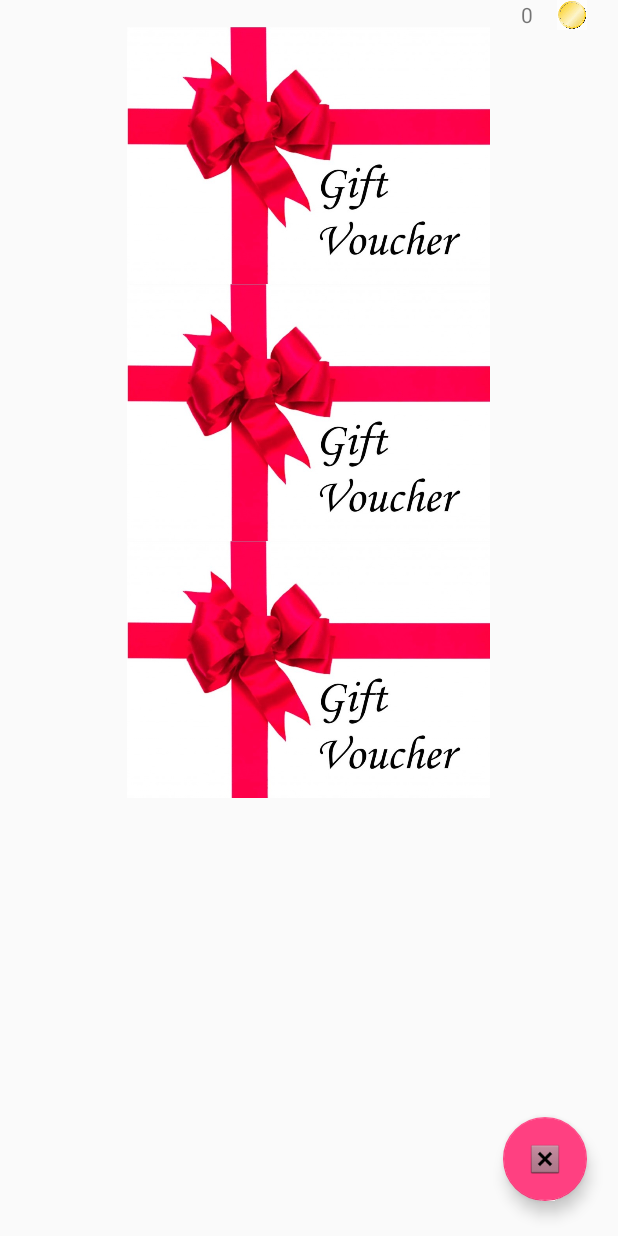
After one commit to alvindrakes/HealthcareApp, an Android app: the Store screen opened directly, with no data from a screen before it, on a phone screen of 412 x 824 dp. The commit adds this screen. Run offline under Robolectric (Android 15) with nearby library versions, the phone set to English and light mode, and no system bars.

Commit message:
Added store

```diff
--- a/app/src/main/AndroidManifest.xml
+++ b/app/src/main/AndroidManifest.xml
@@ -21,6 +21,9 @@
         <activity
             android:name=".SignupPage"
             android:screenOrientation="portrait" />
+        <activity
+            android:name=".Store"
+            android:screenOrientation="portrait" />
 
         <activity
             android:name=".StartPage"
--- a/app/src/main/java/com/alvindrakes/loginpage/MainActivity.java
+++ b/app/src/main/java/com/alvindrakes/loginpage/MainActivity.java
@@ -33,12 +33,12 @@ public class MainActivity extends AppCompatActivity {
 //        setSupportActionBar(toolbar);
 
 
-        FloatingActionButton fab = (FloatingActionButton) findViewById(R.id.fab);
+        FloatingActionButton fab = (FloatingActionButton) findViewById(R.id.store);
         fab.setOnClickListener(new View.OnClickListener() {
             @Override
             public void onClick(View view) {
-                Snackbar.make(view, "Replace with your own action", Snackbar.LENGTH_LONG)
-                        .setAction("Action", null).show();
+                Intent StartPageIntent = new Intent(MainActivity.this, Store.class);
+                startActivity(StartPageIntent);
             }
         });
 
--- /dev/null
+++ b/app/src/main/java/com/alvindrakes/loginpage/Store.java
@@ -0,0 +1,31 @@
+package com.alvindrakes.loginpage;
+
+import android.content.Intent;
+import android.os.Bundle;
+import android.support.design.widget.FloatingActionButton;
+import android.support.v7.app.AppCompatActivity;
+import android.view.View;
+import android.widget.Button;
+
+/**
+ * Created by ming on 24/1/2018.
+ */
+
+public class Store extends AppCompatActivity {
+
+    @Override
+    protected void onCreate(Bundle savedInstanceState) {
+        super.onCreate(savedInstanceState);
+        setContentView(R.layout.store);
+
+        FloatingActionButton back = (FloatingActionButton) findViewById(R.id.close_store);
+
+        back.setOnClickListener(new View.OnClickListener() {
+            @Override
+            public void onClick(View view) {
+                Intent StartPageIntent = new Intent(Store.this, MainActivity.class);
+                startActivity(StartPageIntent);
+            }
+        });
+    }
+}
--- a/app/src/main/res/layout/activity_main.xml
+++ b/app/src/main/res/layout/activity_main.xml
@@ -17,7 +17,7 @@
     <include layout="@layout/content_main" />
 
     <android.support.design.widget.FloatingActionButton
-        android:id="@+id/fab"
+        android:id="@+id/store"
         android:layout_width="wrap_content"
         android:layout_height="wrap_content"
         android:layout_gravity="bottom|end"
--- /dev/null
+++ b/app/src/main/res/layout/store.xml
@@ -0,0 +1,68 @@
+<?xml version="1.0" encoding="utf-8"?>
+<android.widget.RelativeLayout
+    xmlns:android="http://schemas.android.com/apk/res/android"
+    xmlns:app="http://schemas.android.com/apk/res-auto"
+    xmlns:tools="http://schemas.android.com/tools"
+    android:layout_width="match_parent"
+    android:layout_height="match_parent">
+
+    <ImageView
+        android:id="@+id/imageView"
+        android:layout_width="259dp"
+        android:layout_height="171dp"
+        android:layout_below="@+id/imageView3"
+        android:layout_centerHorizontal="true"
+        app:srcCompat="@drawable/test"
+        tools:layout_editor_absoluteX="53dp"
+        tools:layout_editor_absoluteY="92dp" />
+
+    <ImageView
+        android:id="@+id/imageView2"
+        android:layout_width="259dp"
+        android:layout_height="171dp"
+        android:layout_below="@+id/imageView"
+        android:layout_centerHorizontal="true"
+        app:srcCompat="@drawable/test"
+        tools:layout_editor_absoluteX="53dp"
+        tools:layout_editor_absoluteY="283dp" />
+
+    <android.support.design.widget.FloatingActionButton
+        android:id="@+id/close_store"
+        android:layout_width="wrap_content"
+        android:layout_height="wrap_content"
+        android:layout_alignParentBottom="true"
+        android:layout_marginBottom="23dp"
+        android:layout_toEndOf="@+id/imageView2"
+        android:clickable="true"
+        app:srcCompat="@android:drawable/btn_dialog" />
+
+    <ImageView
+        android:id="@+id/coin2"
+        android:layout_width="20dp"
+        android:layout_height="20dp"
+        android:layout_alignEnd="@+id/close_store"
+        android:layout_alignParentTop="true"
+        app:layout_constraintEnd_toEndOf="parent"
+        app:layout_constraintTop_toTopOf="parent"
+        app:srcCompat="@drawable/coin" />
+
+    <TextView
+        android:id="@+id/amount2"
+        android:layout_width="40dp"
+        android:layout_height="20dp"
+        android:layout_alignParentTop="true"
+        android:layout_toStartOf="@+id/coin2"
+        android:text="0"
+        android:textAlignment="center"
+        app:layout_constraintEnd_toStartOf="@+id/coin"
+        app:layout_constraintTop_toTopOf="parent" />
+
+    <ImageView
+        android:id="@+id/imageView3"
+        android:layout_width="259dp"
+        android:layout_height="171dp"
+        android:layout_alignParentTop="true"
+        android:layout_alignStart="@+id/imageView"
+        android:layout_marginTop="18dp"
+        app:srcCompat="@drawable/test" />
+</android.widget.RelativeLayout>
```
Also changed, not shown: app/src/main/res/drawable-hdpi/ic_action_name.png (added), app/src/main/res/drawable-mdpi/ic_action_name.png (added), app/src/main/res/drawable-xhdpi/ic_action_name.png (added), app/src/main/res/drawable-xxhdpi/ic_action_name.png (added), app/src/main/res/drawable/test.jpg (added).
